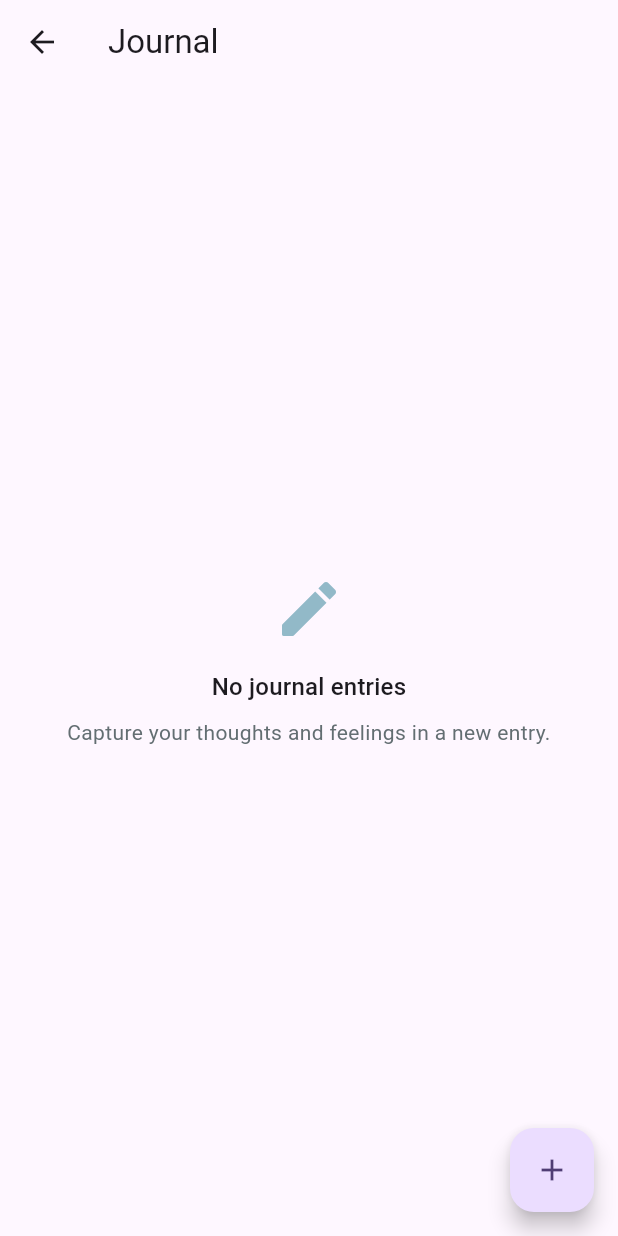
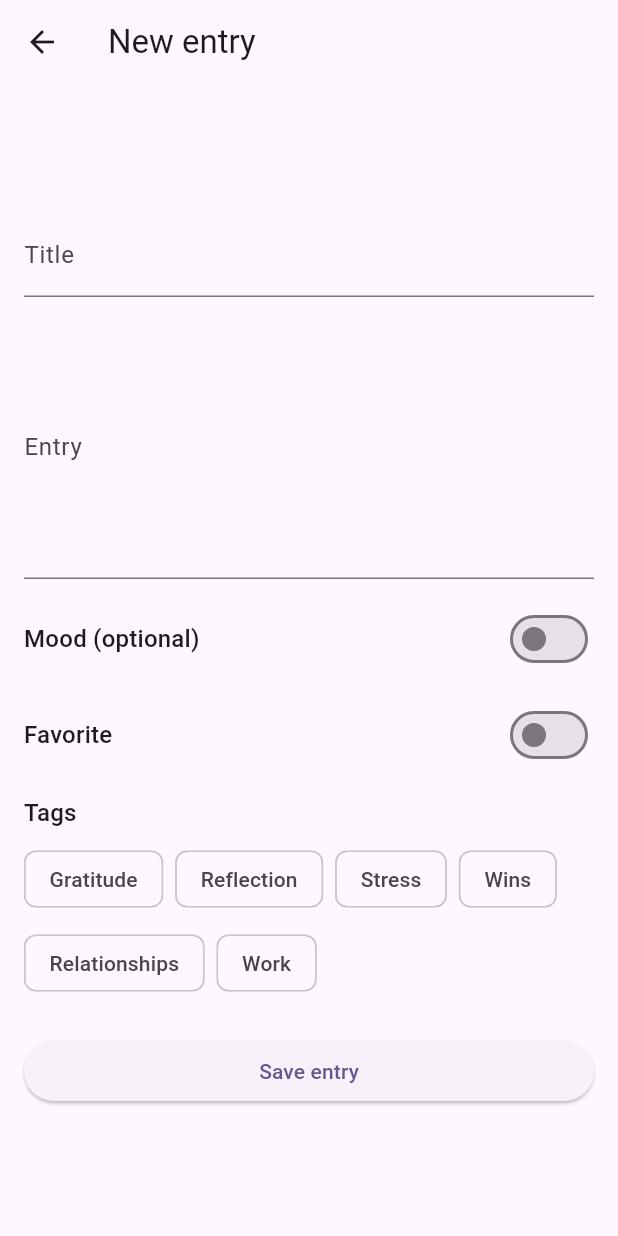
Before and after one commit to sannzay/mental-zen, a Flutter app: the JournalScreen screen opened directly, after a tap on the "add" icon, on a phone screen of 412 x 824 dp. Run offline on Flutter 3.47's test engine with Material 3 defaults, Android fonts, the light colour scheme and no system bars; our stand-ins replace cloud_firestore, firebase_auth, google_fonts; accounts and stored records are empty.

Commit message:
Add journal entry functionality with search and filter options in JournalScreen. Introduced _JournalContent widget for improved state management and UI, including loading indicators and error handling.

```diff
--- /dev/null
+++ b/lib/screens/journal/add_journal_screen.dart
@@ -0,0 +1,262 @@
+import 'package:flutter/material.dart';
+import 'package:provider/provider.dart';
+import 'package:uuid/uuid.dart';
+
+import '../../config/theme.dart';
+import '../../models/journal_entry.dart';
+import '../../providers/journal_provider.dart';
+import '../../widgets/buttons/zen_button.dart';
+import '../../widgets/inputs/tag_input.dart';
+import '../../widgets/inputs/zen_slider.dart';
+import '../../widgets/inputs/zen_text_field.dart';
+import '../../widgets/common/zen_app_bar.dart';
+
+class AddJournalScreen extends StatefulWidget {
+  final JournalEntry? entry;
+
+  const AddJournalScreen({
+    super.key,
+    this.entry,
+  });
+
+  @override
+  State<AddJournalScreen> createState() => _AddJournalScreenState();
+}
+
+class _AddJournalScreenState extends State<AddJournalScreen> {
+  final _formKey = GlobalKey<FormState>();
+  late TextEditingController _titleController;
+  late TextEditingController _contentController;
+  int? _moodScore;
+  bool _isFavorite = false;
+  List<String> _selectedTags = [];
+
+  static const _availableTags = [
+    'Gratitude',
+    'Reflection',
+    'Stress',
+    'Wins',
+    'Relationships',
+    'Work',
+  ];
+
+  @override
+  void initState() {
+    super.initState();
+    _titleController = TextEditingController(text: widget.entry?.title ?? '');
+    _contentController = TextEditingController(text: widget.entry?.content ?? '');
+    _moodScore = widget.entry?.moodScore;
+    _isFavorite = widget.entry?.isFavorite ?? false;
+    _selectedTags = List<String>.from(widget.entry?.tags ?? []);
+  }
+
+  @override
+  void dispose() {
+    _titleController.dispose();
+    _contentController.dispose();
+    super.dispose();
+  }
+
+  Future<void> _save() async {
+    if (!_formKey.currentState!.validate()) {
+      return;
+    }
+    final provider = context.read<JournalProvider?>();
+    if (provider == null) {
+      return;
+    }
+    final now = DateTime.now();
+    final isEditing = widget.entry != null;
+    final id = widget.entry?.id ?? const Uuid().v4();
+    final userId = widget.entry?.userId ?? '';
+    final entry = JournalEntry(
+      id: id,
+      userId: userId,
+      title: _titleController.text.trim(),
+      content: _contentController.text.trim(),
+      moodScore: _moodScore,
+      tags: _selectedTags,
+      isFavorite: _isFavorite,
+      createdAt: widget.entry?.createdAt ?? now,
+      updatedAt: now,
+    );
+    if (isEditing) {
+      await provider.updateEntry(entry);
+    } else {
+      await provider.addEntry(entry);
+    }
+    if (mounted) {
+      Navigator.of(context).pop();
+    }
+  }
+
+  Future<void> _delete() async {
+    final provider = context.read<JournalProvider?>();
+    final entry = widget.entry;
+    if (provider == null || entry == null) {
+      return;
+    }
+    final confirmed = await showDialog<bool>(
+      context: context,
+      builder: (context) {
+        return AlertDialog(
+          title: const Text('Delete entry'),
+          content: const Text('Are you sure you want to delete this journal entry?'),
+          actions: [
+            TextButton(
+              onPressed: () => Navigator.of(context).pop(false),
+              child: const Text('Cancel'),
+            ),
+            TextButton(
+              onPressed: () => Navigator.of(context).pop(true),
+              child: const Text('Delete'),
+            ),
+          ],
+        );
+      },
+    );
+    if (confirmed == true) {
+      await provider.deleteEntry(entry.id);
+      if (mounted) {
+        Navigator.of(context).pop();
+      }
+    }
+  }
+
+  @override
+  Widget build(BuildContext context) {
+    final provider = context.watch<JournalProvider?>();
+    final loading = provider?.isLoading ?? false;
+    final error = provider?.errorMessage;
+    final size = MediaQuery.of(context).size;
+    final maxWidth = 600.0;
+    final isEditing = widget.entry != null;
+    return Scaffold(
+      appBar: ZenAppBar(
+        title: isEditing ? 'Edit entry' : 'New entry',
+        actions: [
+          if (isEditing)
+            IconButton(
+              onPressed: loading ? null : _delete,
+              icon: const Icon(Icons.delete_outline_rounded),
+            ),
+        ],
+      ),
+      body: Center(
+        child: SingleChildScrollView(
+          padding: const EdgeInsets.symmetric(horizontal: 16, vertical: 16),
+          child: ConstrainedBox(
+            constraints: BoxConstraints(
+              maxWidth: size.width < maxWidth ? size.width : maxWidth,
+            ),
+            child: Form(
+              key: _formKey,
+              child: Column(
+                crossAxisAlignment: CrossAxisAlignment.stretch,
+                children: [
+                  ZenTextField(
+                    controller: _titleController,
+                    label: 'Title',
+                    validator: (value) {
+                      if (value == null || value.trim().isEmpty) {
+                        return 'Title is required';
+                      }
+                      return null;
+                    },
+                  ),
+                  const SizedBox(height: 12),
+                  ZenTextField(
+                    controller: _contentController,
+                    label: 'Entry',
+                    maxLines: 6,
+                    validator: (value) {
+                      if (value == null || value.trim().isEmpty) {
+                        return 'Entry content is required';
+                      }
+                      return null;
+                    },
+                  ),
+                  const SizedBox(height: 16),
+                  Row(
+                    mainAxisAlignment: MainAxisAlignment.spaceBetween,
+                    children: [
+                      Text(
+                        'Mood (optional)',
+                        style: Theme.of(context).textTheme.titleMedium,
+                      ),
+                      Switch(
+                        value: _moodScore != null,
+                        onChanged: (on) {
+                          setState(() {
+                            _moodScore = on ? (_moodScore ?? 5) : null;
+                          });
+                        },
+                      ),
+                    ],
+                  ),
+                  if (_moodScore != null)
+                    ZenSlider(
+                      value: _moodScore!,
+                      onChanged: (v) {
+                        setState(() {
+                          _moodScore = v;
+                        });
+                      },
+                    ),
+                  const SizedBox(height: 16),
+                  Row(
+                    mainAxisAlignment: MainAxisAlignment.spaceBetween,
+                    children: [
+                      Text(
+                        'Favorite',
+                        style: Theme.of(context).textTheme.titleMedium,
+                      ),
+                      Switch(
+                        value: _isFavorite,
+                        onChanged: (value) {
+                          setState(() {
+                            _isFavorite = value;
+                          });
+                        },
+                      ),
+                    ],
+                  ),
+                  const SizedBox(height: 16),
+                  Text(
+                    'Tags',
+                    style: Theme.of(context).textTheme.titleMedium,
+                  ),
+                  const SizedBox(height: 8),
+                  TagInput(
+                    availableTags: _availableTags,
+                    selectedTags: _selectedTags,
+                    onChanged: (tags) {
+                      setState(() {
+                        _selectedTags = tags;
+                      });
+                    },
+                  ),
+                  if (error != null) ...[
+                    const SizedBox(height: 12),
+                    Text(
+                      error,
+                      style: Theme.of(context).textTheme.bodySmall?.copyWith(
+                            color: AppColors.error,
+                          ),
+                    ),
+                  ],
+                  const SizedBox(height: 24),
+                  ZenButton(
+                    label: isEditing ? 'Save changes' : 'Save entry',
+                    onPressed: loading ? null : _save,
+                    loading: loading,
+                  ),
+                ],
+              ),
+            ),
+          ),
+        ),
+      ),
+    );
+  }
+}
--- a/lib/screens/journal/journal_screen.dart
+++ b/lib/screens/journal/journal_screen.dart
@@ -1,7 +1,16 @@
 import 'package:flutter/material.dart';
+import 'package:provider/provider.dart';
+import 'package:uuid/uuid.dart';
 
+import '../../config/theme.dart';
+import '../../models/journal_entry.dart';
+import '../../providers/journal_provider.dart';
+import '../../widgets/cards/journal_card.dart';
 import '../../widgets/common/empty_state.dart';
 import '../../widgets/common/zen_app_bar.dart';
+import '../../widgets/inputs/zen_text_field.dart';
+import 'add_journal_screen.dart';
+import 'journal_detail_screen.dart';
 
 class JournalScreen extends StatelessWidget {
   const JournalScreen({super.key});
@@ -19,18 +28,140 @@ class JournalScreen extends StatelessWidget {
             constraints: BoxConstraints(
               maxWidth: size.width < maxWidth ? size.width : maxWidth,
             ),
-            child: const EmptyState(
-              icon: Icons.edit_rounded,
-              title: 'No journal entries',
-              message: 'Capture your thoughts and feelings in a new entry.',
-            ),
+            child: const _JournalContent(),
           ),
         ),
       ),
       floatingActionButton: FloatingActionButton(
-        onPressed: () {},
+        onPressed: () {
+          Navigator.of(context).push(
+            MaterialPageRoute(
+              builder: (_) => const AddJournalScreen(),
+            ),
+          );
+        },
         child: const Icon(Icons.add),
       ),
     );
   }
 }
+
+class _JournalContent extends StatefulWidget {
+  const _JournalContent();
+
+  @override
+  State<_JournalContent> createState() => _JournalContentState();
+}
+
+class _JournalContentState extends State<_JournalContent> {
+  final TextEditingController _searchController = TextEditingController();
+  String _filter = 'all';
+
+  @override
+  void initState() {
+    super.initState();
+    _searchController.addListener(_onSearchChanged);
+  }
+
+  @override
+  void dispose() {
+    _searchController.removeListener(_onSearchChanged);
+    _searchController.dispose();
+    super.dispose();
+  }
+
+  void _onSearchChanged() {
+    final provider = context.read<JournalProvider?>();
+    provider?.setSearchQuery(_searchController.text.trim());
+  }
+
+  void _setFilter(String value) {
+    final provider = context.read<JournalProvider?>();
+    setState(() {
+      _filter = value;
+    });
+    provider?.setFavoritesOnly(value == 'favorites');
+    provider?.setRecentOnly(value == 'recent');
+  }
+
+  @override
+  Widget build(BuildContext context) {
+    final provider = context.watch<JournalProvider?>();
+    final entries = provider?.entries ?? [];
+    final isLoading = provider?.isLoading ?? false;
+    final error = provider?.errorMessage;
+    return Column(
+      crossAxisAlignment: CrossAxisAlignment.stretch,
+      children: [
+        ZenTextField(
+          controller: _searchController,
+          label: 'Search',
+          hint: 'Search journal entries',
+        ),
+        const SizedBox(height: 12),
+        Wrap(
+          spacing: 8,
+          children: [
+            ChoiceChip(
+              label: const Text('All'),
+              selected: _filter == 'all',
+              onSelected: (_) => _setFilter('all'),
+            ),
+            ChoiceChip(
+              label: const Text('Favorites'),
+              selected: _filter == 'favorites',
+              onSelected: (_) => _setFilter('favorites'),
+            ),
+            ChoiceChip(
+              label: const Text('Recent'),
+              selected: _filter == 'recent',
+              onSelected: (_) => _setFilter('recent'),
+            ),
+          ],
+        ),
+        const SizedBox(height: 16),
+        if (isLoading)
+          const Center(
+            child: SizedBox(
+              width: 24,
+              height: 24,
+              child: CircularProgressIndicator(),
+            ),
+          )
+        else if (error != null)
+          Text(
+            error,
+            style: Theme.of(context).textTheme.bodySmall?.copyWith(
+                  color: AppColors.error,
+                ),
+          )
+        else if (entries.isEmpty)
+          const EmptyState(
+            icon: Icons.edit_rounded,
+            title: 'No journal entries',
+            message: 'Capture your thoughts and feelings in a new entry.',
+          )
+        else
+          ListView.separated(
+            physics: const NeverScrollableScrollPhysics(),
+            shrinkWrap: true,
+            itemCount: entries.length,
+            separatorBuilder: (_, __) => const SizedBox(height: 8),
+            itemBuilder: (context, index) {
+              final entry = entries[index];
+              return JournalCard(
+                entry: entry,
+                onTap: () {
+                  Navigator.of(context).push(
+                    MaterialPageRoute(
+                      builder: (_) => JournalDetailScreen(entry: entry),
+                    ),
+                  );
+                },
+              );
+            },
+          ),
+      ],
+    );
+  }
+}
```
Also changed, not shown: lib/providers/journal_provider.dart (added, +171 -0 lines), lib/screens/journal/journal_detail_screen.dart (added, +115 -0 lines).
